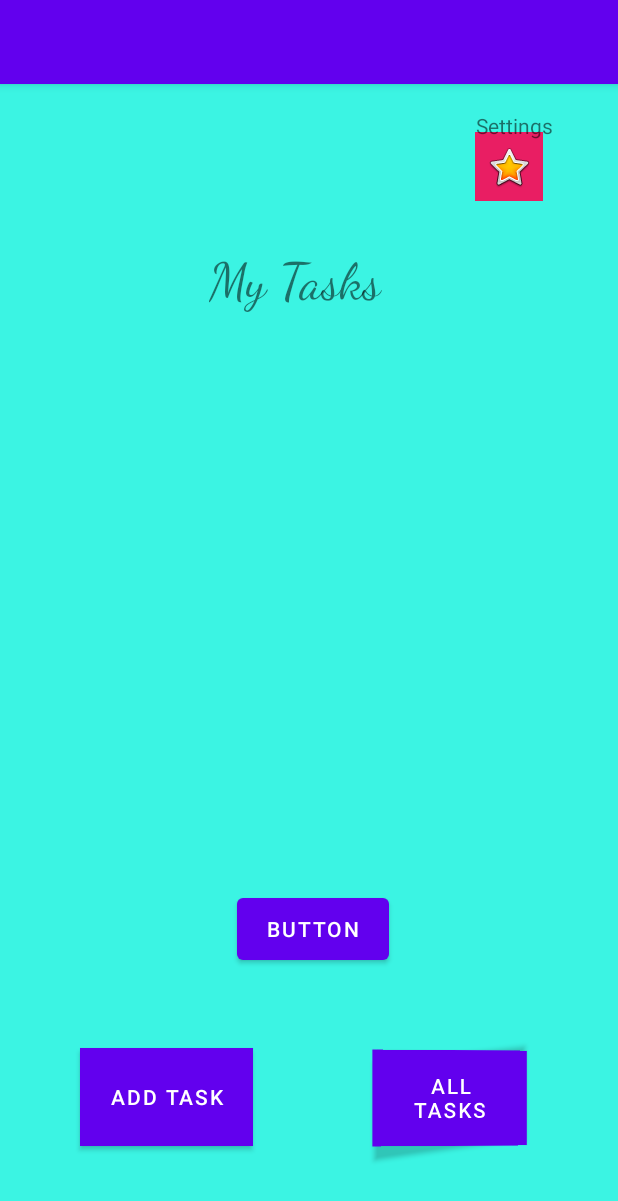
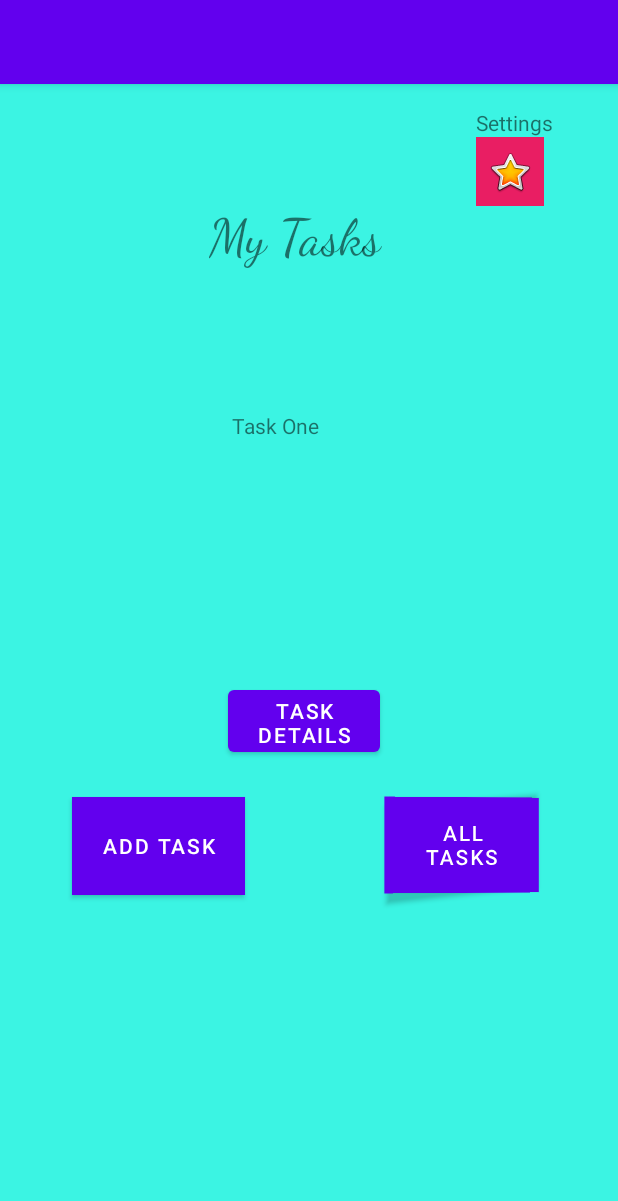
Before and after one commit to mcbrunette33/taskmaster, an Android app: the screen it shows after launch (MainActivity), on a phone screen of 412 x 824 dp. Shown: the top 1201 px of the screen. Run offline under Robolectric (Android 15) with nearby library versions, the light colour scheme and no system bars.

Commit message:
added new things

```diff
--- a/app/build.gradle
+++ b/app/build.gradle
@@ -22,8 +22,8 @@ android {
         }
     }
     compileOptions {
-        sourceCompatibility JavaVersion.VERSION_17
-        targetCompatibility JavaVersion.VERSION_17
+        sourceCompatibility JavaVersion.VERSION_16
+        targetCompatibility JavaVersion.VERSION_16
     }
 }
 
--- a/app/src/main/AndroidManifest.xml
+++ b/app/src/main/AndroidManifest.xml
@@ -13,6 +13,9 @@
         android:supportsRtl="true"
         android:theme="@style/Theme.Taskmaster"
         tools:targetApi="31">
+        <activity
+            android:name=".taskDetails"
+            android:exported="false" />
         <activity
             android:name=".userDetail"
             android:exported="false" />
--- a/app/src/main/java/com/example/bru/taskmaster/MainActivity.java
+++ b/app/src/main/java/com/example/bru/taskmaster/MainActivity.java
@@ -3,12 +3,18 @@ package com.example.bru.taskmaster;
 import androidx.appcompat.app.AppCompatActivity;
 
 import android.content.Intent;
+import android.content.SharedPreferences;
 import android.os.Bundle;
 import android.widget.Button;
+import android.widget.ImageButton;
+import android.widget.TextView;
 
 public class MainActivity extends AppCompatActivity {
     //home page use this to set routing to other pages
     //style home page as you want
+    SharedPreferences preferences;
+    public static final String TASKTITLE = "taskTitle";
+
 
     @Override
     protected void onCreate(Bundle savedInstanceState) {
@@ -29,10 +35,23 @@ public class MainActivity extends AppCompatActivity {
             startActivity(allTasksIntent);
         });
 
-        Button userDetailButton = MainActivity.this.findViewById(R.id.userDetailButton);
+        ImageButton userDetailButton = MainActivity.this.findViewById(R.id.userDetailButton);
         userDetailButton.setOnClickListener(v ->{
             Intent userDetailIntent = new Intent(MainActivity.this, userDetail.class);
             startActivity(userDetailIntent);
         });
+        Button taskDetailsButton = MainActivity.this.findViewById(R.id.taskDetailsButton);
+        taskDetailsButton.setOnClickListener(v ->{
+            Intent taskDetailsIntent = new Intent(MainActivity.this, taskDetails.class);
+            startActivity(taskDetailsIntent);
+        });
+
+        TextView taskOne = findViewById(R.id.taskOne);
+        taskOne.setOnClickListener(v -> {
+            Intent taskOneIntent = new Intent(MainActivity.this, taskDetails.class);
+            String taskString = taskOne.getText().toString();
+            taskOneIntent.putExtra(TASKTITLE, taskString);
+            startActivity(taskOneIntent);
+        });
     }
 }
--- a/app/src/main/res/layout/activity_main.xml
+++ b/app/src/main/res/layout/activity_main.xml
@@ -11,85 +11,77 @@
         android:id="@+id/textView"
         android:layout_width="133dp"
         android:layout_height="112dp"
+        android:layout_marginStart="139dp"
+        android:layout_marginTop="82dp"
+        android:layout_marginEnd="139dp"
         android:fontFamily="cursive"
         android:text="My Tasks"
         android:textSize="34sp"
-        app:layout_constraintBottom_toBottomOf="parent"
         app:layout_constraintEnd_toEndOf="parent"
         app:layout_constraintStart_toStartOf="parent"
-        app:layout_constraintTop_toTopOf="parent"
-        app:layout_constraintVertical_bias="0.17" />
+        app:layout_constraintTop_toTopOf="parent" />
 
     <Button
         android:id="@+id/allTasks"
         android:layout_width="103dp"
         android:layout_height="64dp"
-        android:layout_marginEnd="60dp"
-        android:layout_marginBottom="60dp"
+        android:layout_marginTop="24dp"
+        android:layout_marginEnd="52dp"
         android:background="#E91E63"
         android:rotationY="5"
         android:text="All Tasks"
-        app:layout_constraintBottom_toBottomOf="parent"
-        app:layout_constraintEnd_toEndOf="parent" />
+        app:layout_constraintEnd_toEndOf="parent"
+        app:layout_constraintTop_toBottomOf="@+id/taskDetailsButton" />
 
     <Button
         android:id="@+id/addTaskButton"
         android:layout_width="115dp"
         android:layout_height="65dp"
-        android:layout_marginStart="60dp"
-        android:layout_marginEnd="88dp"
-        android:layout_marginBottom="60dp"
+        android:layout_marginStart="48dp"
+        android:layout_marginTop="24dp"
         android:background="#E91E63"
         android:text="add task"
-        app:layout_constraintBottom_toBottomOf="parent"
-        app:layout_constraintEnd_toStartOf="@+id/allTasks"
-        app:layout_constraintHorizontal_bias="0.466"
-        app:layout_constraintStart_toStartOf="parent" />
-
-    <ImageView
-        android:id="@+id/imageView"
-        android:layout_width="224dp"
-        android:layout_height="200dp"
-        android:scaleType="fitCenter"
-        app:layout_constraintBottom_toBottomOf="parent"
-        app:layout_constraintEnd_toEndOf="parent"
         app:layout_constraintStart_toStartOf="parent"
-        app:layout_constraintTop_toTopOf="parent"
-        tools:srcCompat="@tools:sample/avatars" />
+        app:layout_constraintTop_toBottomOf="@+id/taskDetailsButton" />
 
     <ImageButton
         android:id="@+id/userDetailButton"
         android:layout_width="45dp"
         android:layout_height="46dp"
-        android:layout_marginTop="32dp"
+        android:layout_marginEnd="49dp"
         android:background="#E91E63"
         app:layout_constraintEnd_toEndOf="parent"
-        app:layout_constraintHorizontal_bias="0.469"
-        app:layout_constraintStart_toEndOf="@+id/textView"
-        app:layout_constraintTop_toTopOf="parent"
+        app:layout_constraintTop_toBottomOf="@+id/textView8"
         app:srcCompat="@android:drawable/btn_star_big_on" />
 
     <TextView
         android:id="@+id/textView8"
         android:layout_width="wrap_content"
         android:layout_height="wrap_content"
-        android:layout_marginTop="12dp"
+        android:layout_marginTop="16dp"
+        android:layout_marginEnd="43dp"
         android:text="Settings"
-        app:layout_constraintBottom_toTopOf="@+id/textView"
         app:layout_constraintEnd_toEndOf="parent"
-        app:layout_constraintHorizontal_bias="0.88"
-        app:layout_constraintStart_toStartOf="parent"
-        app:layout_constraintTop_toTopOf="parent"
-        app:layout_constraintVertical_bias="0.076" />
+        app:layout_constraintTop_toTopOf="parent" />
 
     <Button
-        android:id="@+id/button"
+        android:id="@+id/taskDetailsButton"
         android:layout_width="101dp"
         android:layout_height="53dp"
-        android:text="Button"
-        app:layout_constraintBottom_toTopOf="@+id/addTaskButton"
-        app:layout_constraintEnd_toStartOf="@+id/allTasks"
-        app:layout_constraintStart_toEndOf="@+id/addTaskButton"
-        app:layout_constraintTop_toBottomOf="@+id/imageView" />
+        android:layout_marginStart="152dp"
+        android:layout_marginTop="204dp"
+        android:text="Task Details"
+        app:layout_constraintStart_toStartOf="parent"
+        app:layout_constraintTop_toBottomOf="@+id/textView" />
+
+    <TextView
+        android:id="@+id/taskOne"
+        android:layout_width="103dp"
+        android:layout_height="75dp"
+        android:layout_marginTop="24dp"
+        android:text="Task One"
+        app:layout_constraintEnd_toEndOf="parent"
+        app:layout_constraintStart_toStartOf="parent"
+        app:layout_constraintTop_toBottomOf="@+id/textView" />
 
 </androidx.constraintlayout.widget.ConstraintLayout>
```
Also changed, not shown: app/src/main/java/com/example/bru/taskmaster/taskDetails.java (added, +22 -0 lines), app/src/main/java/com/example/bru/taskmaster/userDetail.java (+20 -0 lines), app/src/main/res/layout/activity_task_details.xml (added, +34 -0 lines), app/src/main/res/layout/activity_user_detail.xml (+14 -18 lines), 2 other files.
